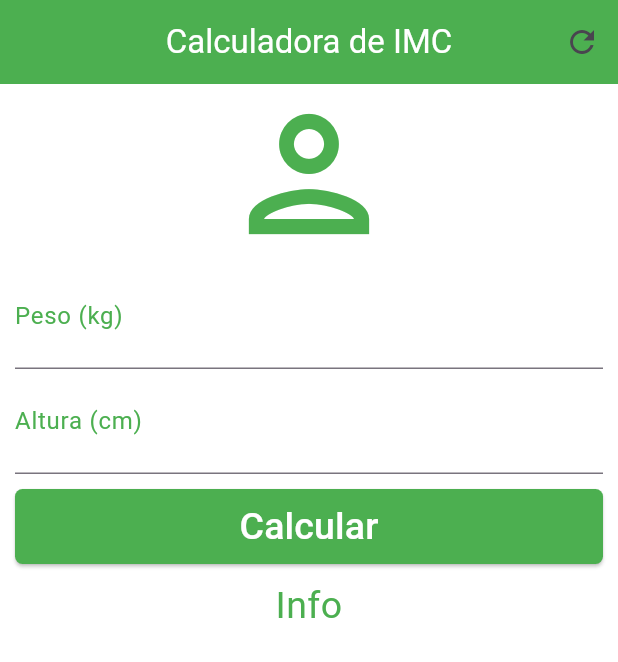
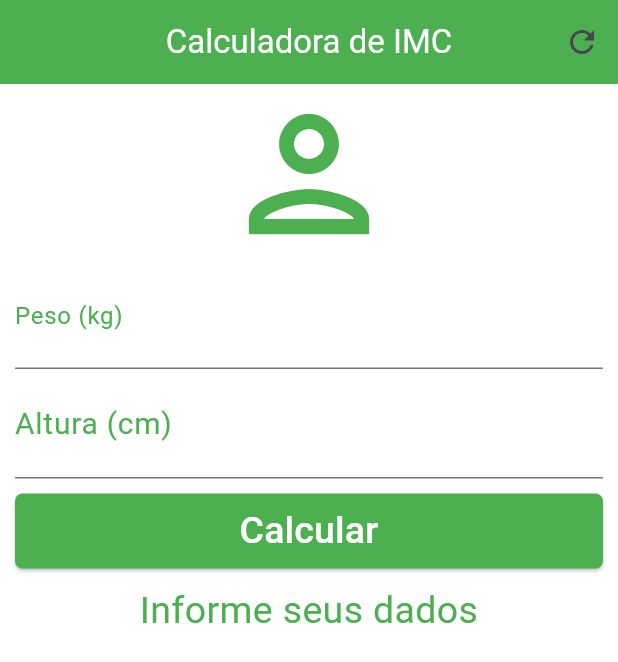
Before and after one commit to abigailmvlima/calculadora_imc, a Flutter app: the screen it shows after launch, after a tap on "Calcular", on a phone screen of 412 x 824 dp. Shown: the top 662 px of the screen. Run offline on Flutter 3.47's test engine with Material 3 defaults, Android fonts, the phone set to English and light mode, and no system bars.

Commit message:
fazendo os calculos

```diff
--- a/lib/main.dart
+++ b/lib/main.dart
@@ -1,6 +1,4 @@
-import 'package:flutter/cupertino.dart';
 import 'package:flutter/material.dart';
-import 'package:flutter/widgets.dart';
 
 void main() {
   runApp(const MaterialApp(
@@ -16,6 +14,40 @@ class Home extends StatefulWidget {
 }
 
 class _HomeState extends State<Home> {
+  TextEditingController weightController = TextEditingController();
+  TextEditingController heightController = TextEditingController();
+
+  String _infoText = "Informe seus dados";
+
+  void _resetFields() {
+    weightController.text = "";
+    heightController.text = "";
+    setState(() {
+      _infoText = "Informe seus dados";
+    });
+  }
+
+  void _calculete() {
+    setState(() {
+      double weight = double.parse(weightController.text);
+      double height = double.parse(heightController.text) / 100;
+      double imc = weight/(height * height);
+      print(imc);
+      if(imc <18.6){
+        _infoText = "Abaixo do Peso (${imc.toStringAsPrecision(3)})";
+      } else if (imc >=18.6 && imc <24.9){
+        _infoText = "Peso Ideal (${imc.toStringAsPrecision(3)})";
+      } else if (imc >=24.9 && imc <29.9){
+        _infoText = "Levemente acima do Peso (${imc.toStringAsPrecision(3)})";
+      } else if (imc >=29.9 && imc <34.9){
+        _infoText = "Obesidade Grau I (${imc.toStringAsPrecision(3)})";
+      } else if (imc >=34.9 && imc <39.9){
+        _infoText = "Obesidade Grau II (${imc.toStringAsPrecision(3)})";
+      } else if (imc >=40){
+        _infoText = "Obesidade Grau III (${imc.toStringAsPrecision(3)})";
+      }
+    });
+  }
   @override
   Widget build(BuildContext context) {
     return Scaffold(
@@ -28,7 +60,7 @@ class _HomeState extends State<Home> {
           backgroundColor: Colors.green,
           actions: [
             IconButton(
-            onPressed: () {},
+              onPressed: _resetFields,
               icon: const Icon(Icons.refresh),
             )
           ],
@@ -39,24 +71,27 @@ class _HomeState extends State<Home> {
           child: Column(
             crossAxisAlignment: CrossAxisAlignment.stretch,
             children: [
-            const Icon(Icons.person_outlined, size: 120.0, color: Colors.green),
-            const TextField(
+              const Icon(Icons.person_outlined,
+                  size: 120.0, color: Colors.green),
+              TextField(
                 keyboardType: TextInputType.number,
-              decoration: InputDecoration(
+                decoration: const InputDecoration(
                   labelText: "Peso (kg)",
                   labelStyle: TextStyle(color: Colors.green),
                 ),
                 textAlign: TextAlign.center,
-              style: TextStyle(color: Colors.green, fontSize: 25.0),
+                style: const TextStyle(color: Colors.green, fontSize: 25.0),
+                controller: weightController,
               ),
-            const TextField(
+              TextField(
                 keyboardType: TextInputType.number,
-              decoration: InputDecoration(
+                decoration: const InputDecoration(
                   labelText: "Altura (cm)",
-                labelStyle: TextStyle(color: Colors.green),
+                  labelStyle: TextStyle(color: Colors.green, fontSize: 20.0),
                 ),
                 textAlign: TextAlign.center,
-              style: TextStyle(color: Colors.green, fontSize: 25.0),
+                style: const TextStyle(color: Colors.green, fontSize: 25.0),
+                controller: heightController,
               ),
               Padding(
                 padding: const EdgeInsets.only(top: 10.0, bottom: 10.0),
@@ -69,7 +104,7 @@ class _HomeState extends State<Home> {
                         borderRadius: BorderRadius.circular(5),
                       ),
                     ),
-                    onPressed: () {},
+                    onPressed: _calculete,
                     child: const Text(
                       "Calcular",
                       style: TextStyle(color: Colors.white, fontSize: 25.0),
@@ -77,11 +112,13 @@ class _HomeState extends State<Home> {
                   ),
                 ),
               ),
-            const Text("Info", textAlign: TextAlign.center, style: TextStyle(color: Colors.green, fontSize: 25.0),
+               Text(
+                _infoText,
+                textAlign: TextAlign.center,
+                style: const TextStyle(color: Colors.green, fontSize: 25.0),
               ),
             ],
           ),
-      )
-    );
+        ));
   }
 }
```
Lines whose indentation alone changed are shown as unchanged.
